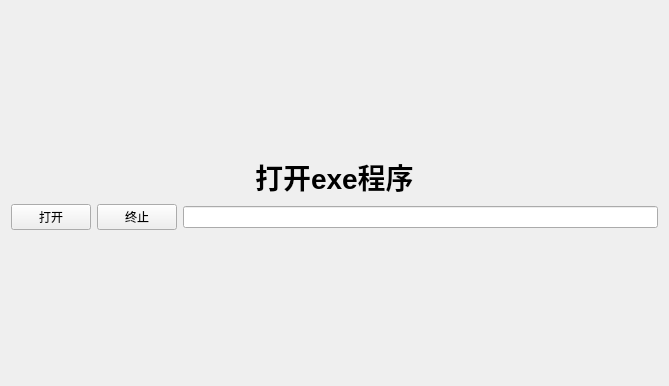
Before: the Qt Designer form flatness_control_data_model_optimization/roller_shape_design/rollerDesign.ui in zhanghongjia1116/flatness, drawn with Qt 5.
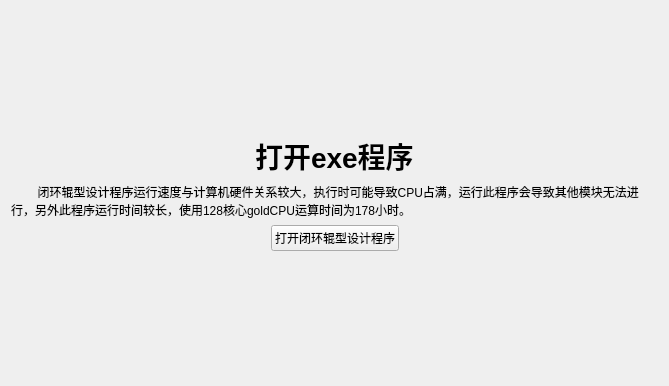
After: the same form once the commit is applied. Custom widgets are drawn as their Qt base class.

Commit message: 改变打开辊型设计exe方式，修改相对路径问题

What changed in the file:
```diff
--- a/flatness_control_data_model_optimization/roller_shape_design/rollerDesign.ui
+++ b/flatness_control_data_model_optimization/roller_shape_design/rollerDesign.ui
@@ -41,24 +41,50 @@
      </property>
     </widget>
    </item>
+   <item>
+    <widget class="StrongBodyLabel" name="StrongBodyLabel">
+     <property name="text">
+      <string>        闭环辊型设计程序运行速度与计算机硬件关系较大，执行时可能导致CPU占满，运行此程序会导致其他模块无法进行，另外此程序运行时间较长，使用128核心goldCPU运算时间为178小时。</string>
+     </property>
+     <property name="wordWrap">
+      <bool>true</bool>
+     </property>
+    </widget>
+   </item>
    <item>
     <layout class="QHBoxLayout" name="horizontalLayout">
+     <item>
+      <spacer name="horizontalSpacer">
+       <property name="orientation">
+        <enum>Qt::Horizontal</enum>
+       </property>
+       <property name="sizeHint" stdset="0">
+        <size>
+         <width>40</width>
+         <height>20</height>
+        </size>
+       </property>
+      </spacer>
+     </item>
      <item>
       <widget class="PrimaryPushButton" name="openButton">
        <property name="text">
-        <string>打开</string>
+        <string>打开闭环辊型设计程序</string>
        </property>
       </widget>
      </item>
      <item>
-      <widget class="PrimaryPushButton" name="terminateButton">
-       <property name="text">
-        <string>终止</string>
+      <spacer name="horizontalSpacer_2">
+       <property name="orientation">
+        <enum>Qt::Horizontal</enum>
        </property>
-      </widget>
-     </item>
-     <item>
-      <widget class="LineEdit" name="pathLineEdit"/>
+       <property name="sizeHint" stdset="0">
+        <size>
+         <width>40</width>
+         <height>20</height>
+        </size>
+       </property>
+      </spacer>
      </item>
     </layout>
    </item>
@@ -88,16 +114,16 @@
    <extends>PushButton</extends>
    <header>qfluentwidgets</header>
   </customwidget>
+  <customwidget>
+   <class>StrongBodyLabel</class>
+   <extends>QLabel</extends>
+   <header>qfluentwidgets</header>
+  </customwidget>
   <customwidget>
    <class>SubtitleLabel</class>
    <extends>QLabel</extends>
    <header>qfluentwidgets</header>
   </customwidget>
-  <customwidget>
-   <class>LineEdit</class>
-   <extends>QLineEdit</extends>
-   <header>qfluentwidgets</header>
-  </customwidget>
  </customwidgets>
  <resources/>
  <connections/>
```
The commit also changes 6 other files.
